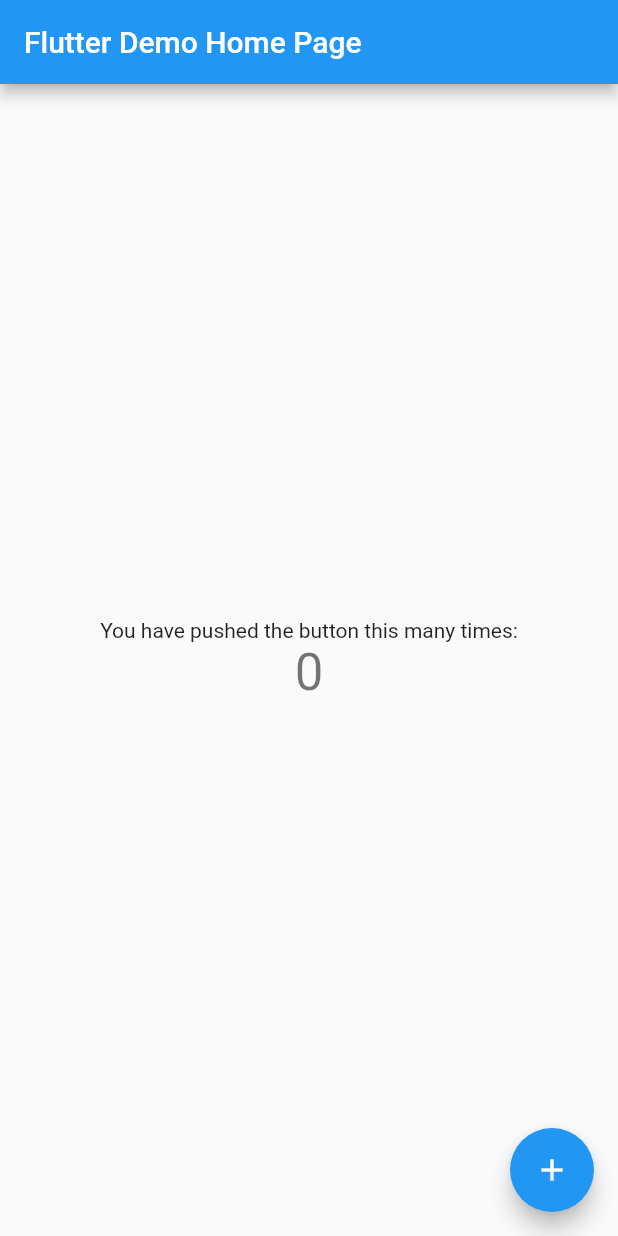
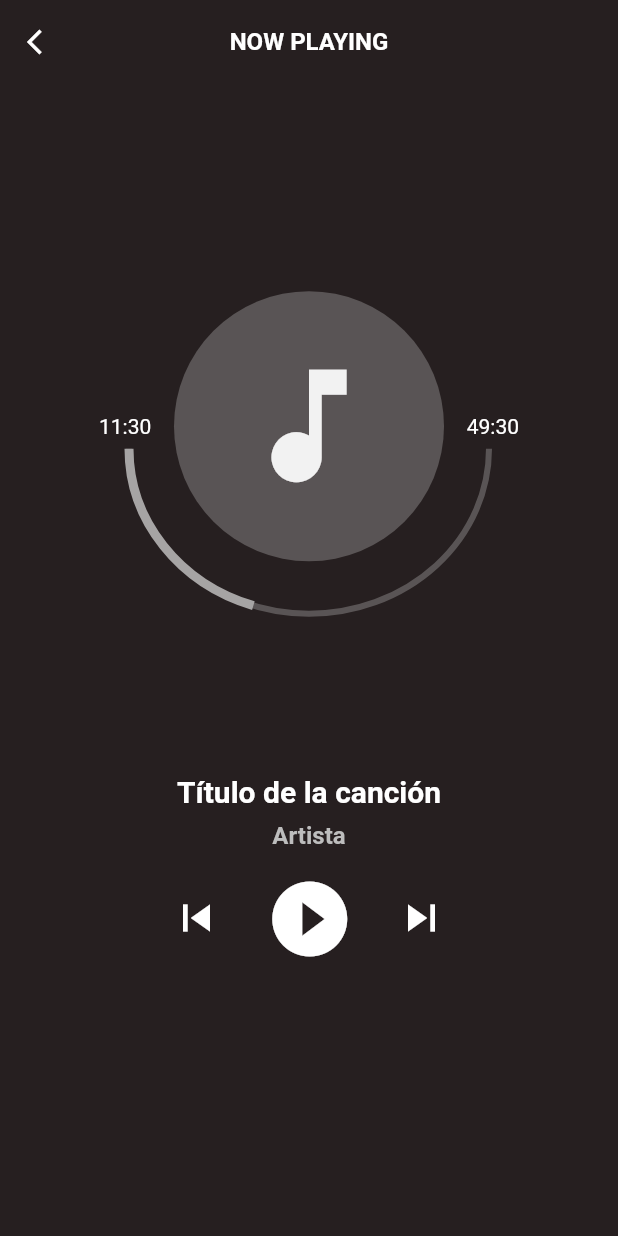
Before and after one commit to Alvardud/music_player_flutter, a Flutter app: the screen it shows after launch, on a phone screen of 412 x 824 dp. Run offline on Flutter 3.47's test engine with Material 2 defaults, Android fonts, the phone set to English and light mode, and no system bars.

Commit message:
add ui base player

```diff
--- /dev/null
+++ b/lib/data/constants/data_strings.dart
@@ -0,0 +1,3 @@
+const Map<String, String> titlesAppBar = {
+  "play" : "NOW PLAYING"
+};
--- /dev/null
+++ b/lib/data/constants/styles.dart
@@ -0,0 +1,32 @@
+import 'package:flutter/widgets.dart';
+import 'package:music_player_flutter/models/custom_theme.dart';
+import 'package:flutter/material.dart';
+
+CustomTheme themeDefault = CustomTheme.fromdefault();
+
+TextStyle appBar(Brightness brightness) => TextStyle(
+      color: brightness.toString() == 'Brightness.dark'
+          ? Colors.white
+          : Colors.black,
+      fontSize: 16.0,
+      fontWeight: FontWeight.bold,
+    );
+
+Color colorIcons(Brightness brightness) =>
+    brightness.toString() == 'Brightness.dark' ? Colors.white : Colors.black;
+
+TextStyle title(Brightness brightness) => TextStyle(
+      color: brightness.toString() == 'Brightness.dark'
+          ? Colors.white
+          : Colors.black,
+      fontSize: 20.0,
+      fontWeight: FontWeight.bold,
+    );
+
+TextStyle subtitle(Brightness brightness) => TextStyle(
+      color: brightness.toString() == 'Brightness.dark'
+          ? Colors.grey[400]
+          : Colors.grey[600],
+      fontSize: 16.0,
+      fontWeight: FontWeight.bold,
+    );
--- a/lib/main.dart
+++ b/lib/main.dart
@@ -1,111 +1,21 @@
 import 'package:flutter/material.dart';
+import 'package:flutter/services.dart';
+import 'package:music_player_flutter/ui/pages/player.dart';
 
-void main() => runApp(MyApp());
+void main() {
+  SystemChrome.setSystemUIOverlayStyle(SystemUiOverlayStyle(
+    statusBarColor: Colors.transparent
+  ));
+  runApp(MyApp());
+}
 
 class MyApp extends StatelessWidget {
-  // This widget is the root of your application.
   @override
   Widget build(BuildContext context) {
     return MaterialApp(
-      title: 'Flutter Demo',
-      theme: ThemeData(
-        // This is the theme of your application.
-        //
-        // Try running your application with "flutter run". You'll see the
-        // application has a blue toolbar. Then, without quitting the app, try
-        // changing the primarySwatch below to Colors.green and then invoke
-        // "hot reload" (press "r" in the console where you ran "flutter run",
-        // or simply save your changes to "hot reload" in a Flutter IDE).
-        // Notice that the counter didn't reset back to zero; the application
-        // is not restarted.
-        primarySwatch: Colors.blue,
-      ),
-      home: MyHomePage(title: 'Flutter Demo Home Page'),
+      title: 'Music Player',
+      debugShowCheckedModeBanner: false,
+      home: Player(brightness: Brightness.dark,),
     );
   }
 }
-
-class MyHomePage extends StatefulWidget {
-  MyHomePage({Key key, this.title}) : super(key: key);
-
-  // This widget is the home page of your application. It is stateful, meaning
-  // that it has a State object (defined below) that contains fields that affect
-  // how it looks.
-
-  // This class is the configuration for the state. It holds the values (in this
-  // case the title) provided by the parent (in this case the App widget) and
-  // used by the build method of the State. Fields in a Widget subclass are
-  // always marked "final".
-
-  final String title;
-
-  @override
-  _MyHomePageState createState() => _MyHomePageState();
-}
-
-class _MyHomePageState extends State<MyHomePage> {
-  int _counter = 0;
-
-  void _incrementCounter() {
-    setState(() {
-      // This call to setState tells the Flutter framework that something has
-      // changed in this State, which causes it to rerun the build method below
-      // so that the display can reflect the updated values. If we changed
-      // _counter without calling setState(), then the build method would not be
-      // called again, and so nothing would appear to happen.
-      _counter++;
-    });
-  }
-
-  @override
-  Widget build(BuildContext context) {
-    // This method is rerun every time setState is called, for instance as done
-    // by the _incrementCounter method above.
-    //
-    // The Flutter framework has been optimized to make rerunning build methods
-    // fast, so that you can just rebuild anything that needs updating rather
-    // than having to individually change instances of widgets.
-    return Scaffold(
-      appBar: AppBar(
-        // Here we take the value from the MyHomePage object that was created by
-        // the App.build method, and use it to set our appbar title.
-        title: Text(widget.title),
-      ),
-      body: Center(
-        // Center is a layout widget. It takes a single child and positions it
-        // in the middle of the parent.
-        child: Column(
-          // Column is also a layout widget. It takes a list of children and
-          // arranges them vertically. By default, it sizes itself to fit its
-          // children horizontally, and tries to be as tall as its parent.
-          //
-          // Invoke "debug painting" (press "p" in the console, choose the
-          // "Toggle Debug Paint" action from the Flutter Inspector in Android
-          // Studio, or the "Toggle Debug Paint" command in Visual Studio Code)
-          // to see the wireframe for each widget.
-          //
-          // Column has various properties to control how it sizes itself and
-          // how it positions its children. Here we use mainAxisAlignment to
-          // center the children vertically; the main axis here is the vertical
-          // axis because Columns are vertical (the cross axis would be
-          // horizontal).
-          mainAxisAlignment: MainAxisAlignment.center,
-          children: <Widget>[
-            Text(
-              'You have pushed the button this many times:',
-            ),
-            Text(
-              '$_counter',
-              style: Theme.of(context).textTheme.display1,
-            ),
-          ],
-        ),
-      ),
-      floatingActionButton: FloatingActionButton(
-        onPressed: _incrementCounter,
-        tooltip: 'Increment',
-        child: Icon(Icons.add),
-      ), // This trailing comma makes auto-formatting nicer for build methods.
-    );
-  }
-}
--- /dev/null
+++ b/lib/models/custom_theme.dart
@@ -0,0 +1,39 @@
+import 'package:flutter/material.dart';
+
+Color _convertColor(String x) {
+  return Color(int.parse(x.substring(1, 7), radix: 16) + 0xFF000000);
+}
+
+class CustomTheme {
+  Color primary;
+  Color secundary;
+  Color accent;
+  Color tertiary;
+  Color neutral;
+
+  CustomTheme({this.accent,this.neutral,this.primary,this.secundary,this.tertiary});
+
+  factory CustomTheme.fromData({String primary,
+      String secundary,
+      String accent,
+      String tertiary,
+      String neutral}){
+        return CustomTheme(
+          accent: _convertColor(accent),
+          primary: _convertColor(primary),
+          neutral: _convertColor(neutral),
+          secundary: _convertColor(secundary),
+          tertiary: _convertColor(tertiary)
+        );
+      }
+
+  factory CustomTheme.fromdefault(){
+        return CustomTheme(
+          primary: _convertColor("#261F20"),
+          accent: _convertColor("#403538"),
+          secundary: _convertColor("#A6A4A4"),
+          tertiary: _convertColor("#0D0000"),
+          neutral: _convertColor("#F2F2F2"),
+        );
+      }
+}
--- /dev/null
+++ b/lib/ui/pages/player.dart
@@ -0,0 +1,125 @@
+import 'package:flutter/material.dart';
+import 'package:music_player_flutter/data/constants/styles.dart' as styles;
+import 'package:music_player_flutter/data/constants/data_strings.dart'
+    as strings;
+import 'package:music_player_flutter/ui/widgets/common.dart' as common;
+import 'package:music_player_flutter/ui/widgets/custom_player.dart';
+
+class Player extends StatelessWidget {
+  final Brightness brightness;
+
+  Player({this.brightness});
+
+  Widget _appbar() => AppBar(
+        brightness: brightness,
+        title: Text(
+          strings.titlesAppBar['play'],
+          style: styles.appBar(brightness),
+        ),
+        centerTitle: true,
+        automaticallyImplyLeading: false,
+        elevation: 0.0,
+        backgroundColor: Colors.transparent,
+        leading: IconButton(
+          icon: Icon(Icons.arrow_back_ios),
+          color: styles.colorIcons(brightness),
+          iconSize: 20.0,
+          onPressed: () {
+            //TODO: add forward action
+          },
+        ),
+      );
+
+  Widget _botonIcon({IconData icon, double size, Function function}) {
+    return SizedBox(
+      width: 75.0,
+      height: 75.0,
+      child: IconButton(
+        icon: Icon(icon, color: styles.colorIcons(brightness), size: size),
+        onPressed: function,
+      ),
+    );
+  }
+
+  void _rewindAction() {
+    //TODO: add rewind action
+  }
+
+  void _playAction() {
+    //TODO: add play/pause action
+  }
+
+  void _forwardAction() {
+    //TODO: add forward action
+  }
+
+  Widget _controllersPlayer() => Row(
+        mainAxisAlignment: MainAxisAlignment.center,
+        crossAxisAlignment: CrossAxisAlignment.center,
+        children: <Widget>[
+          _botonIcon(
+              icon: Icons.skip_previous, size: 36.0, function: _rewindAction),
+          _botonIcon(
+              icon: Icons.play_circle_filled,
+              size: 60.0,
+              function: _playAction),
+          _botonIcon(
+              icon: Icons.skip_next, size: 36.0, function: _forwardAction)
+        ],
+      );
+
+  Widget _playingContainer() {
+    return Column(
+      mainAxisAlignment: MainAxisAlignment.center,
+      crossAxisAlignment: CrossAxisAlignment.center,
+      children: <Widget>[
+        Expanded(child: CustomPlayer()),
+        Padding(
+          padding: EdgeInsets.symmetric(vertical: 4.0),
+          child: Text(
+            'Título de la canción',
+            style: styles.title(brightness),
+          ),
+        ),
+        Padding(
+          padding: EdgeInsets.symmetric(vertical: 4.0),
+          child: Text('Artista', style: styles.subtitle(brightness)),
+        ),
+        Padding(
+          padding: EdgeInsets.symmetric(
+            vertical: 4.0,
+          ),
+          child: _controllersPlayer(),
+        )
+      ],
+    );
+  }
+
+  Widget _listNext() {
+    return Container();
+  }
+
+  Widget _body(BuildContext context) {
+    return Column(
+      children: <Widget>[
+        Flexible(
+          flex: 7,
+          child: _playingContainer(),
+        ),
+        Flexible(
+          flex: 2,
+          child: _listNext(),
+        ),
+      ],
+    );
+  }
+
+  @override
+  Widget build(BuildContext context) {
+    return Scaffold(
+      backgroundColor: styles.themeDefault.primary,
+      appBar: _appbar(),
+      body: _body(context),
+    );
+  }
+}
--- /dev/null
+++ b/lib/ui/widgets/common.dart
@@ -0,0 +1,4 @@
+import 'package:flutter/material.dart';
+import 'package:music_player_flutter/data/constants/styles.dart' as styles;
+import 'package:music_player_flutter/data/constants/data_strings.dart'
+    as strings;
--- /dev/null
+++ b/lib/ui/widgets/custom_player.dart
@@ -0,0 +1,117 @@
+import 'package:flutter/material.dart';
+import 'package:music_player_flutter/data/constants/styles.dart' as styles;
+import 'dart:math' as math;
+
+class CustomPlayer extends StatelessWidget {
+  Widget _portadaDisco({String portada = null}) {
+    return Container(
+      height: 180.0,
+      width: 180.0,
+      decoration: BoxDecoration(
+          color: styles.themeDefault.secundary.withOpacity(0.4),
+          borderRadius: BorderRadius.circular(100.0)),
+      child: portada != null
+          ? Image.asset(
+              portada,
+              fit: BoxFit.cover,
+            )
+          : Icon(
+              Icons.music_note,
+              size: 100.0,
+              color: styles.themeDefault.neutral,
+            ),
+    );
+  }
+
+  @override
+  Widget build(BuildContext context) {
+    return SizedBox(
+      width: MediaQuery.of(context).size.width,
+      child: Center(
+        child: Stack(
+          children: <Widget>[
+            Align(
+              alignment: Alignment.center,
+              child: ControllerTime(),
+            ),
+            Align(
+              alignment: Alignment.center,
+              child: _portadaDisco(),
+            ),
+          ],
+        ),
+      ),
+    );
+  }
+}
+
+class ControllerTime extends StatefulWidget {
+  @override
+  _ControllerTimeState createState() => _ControllerTimeState();
+}
+
+class _ControllerTimeState extends State<ControllerTime> {
+  @override
+  Widget build(BuildContext context) {
+    return Container(
+      //color: Colors.blueAccent,
+      height: 280.0,
+      width: 280.0,
+      child: CustomPaint(
+        painter: ControllerPainter(value: 0.4),
+        child: Stack(
+          children: <Widget>[
+            Align(
+              alignment: Alignment.centerLeft,
+              child: Text(
+                "11:30",
+                style: TextStyle(color: Colors.white),
+              ),
+            ),
+            Align(
+              alignment: Alignment.centerRight,
+              child: Text(
+                "49:30",
+                style: TextStyle(color: Colors.white),
+              ),
+            )
+          ],
+        ),
+      ),
+    );
+  }
+}
+
+class ControllerPainter extends CustomPainter {
+  double value;
+  ControllerPainter({this.value});
+
+  @override
+  void paint(Canvas canvas, Size size) {
+    final rect1 = Rect.fromLTRB(20, 45, 260, 265);
+    final startAngle1 = math.pi;
+    final sweepAngle1 = -math.pi;
+    final useCenter1 = false;
+    final paint1 = Paint()
+      ..color = styles.themeDefault.secundary.withOpacity(0.4)
+      ..style = PaintingStyle.stroke
+      ..strokeWidth = 4;
+    canvas.drawArc(rect1, startAngle1, sweepAngle1, useCenter1, paint1);
+
+    final rect2 = Rect.fromLTRB(20, 45, 260, 265);
+    final startAngle2 = math.pi;
+    final sweepAngle2 = -math.pi * (value);
+    final useCenter2 = false;
+    final paint2 = Paint()
+      ..color = styles.themeDefault.secundary
+      ..style = PaintingStyle.stroke
+      ..strokeWidth = 6;
+    canvas.drawArc(rect2, startAngle2, sweepAngle2, useCenter2, paint2);
+  }
+
+  @override
+  bool shouldRepaint(CustomPainter oldDelegate) {
+    // TODO: implement shouldRepaint
+    return true;
+  }
+}
```
Also changed, not shown: 2 other files.
